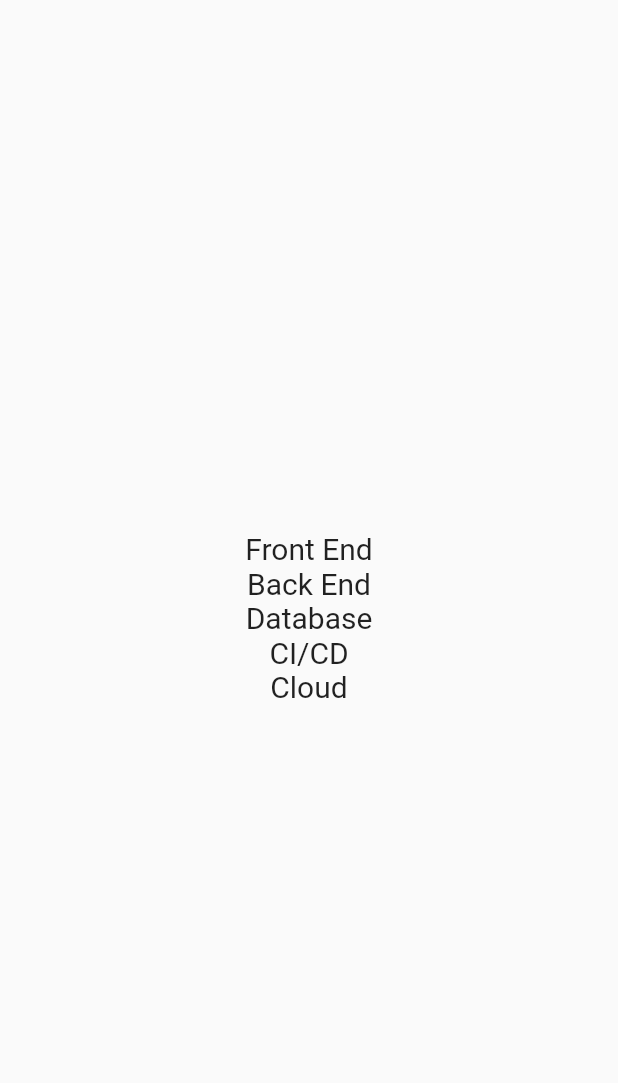
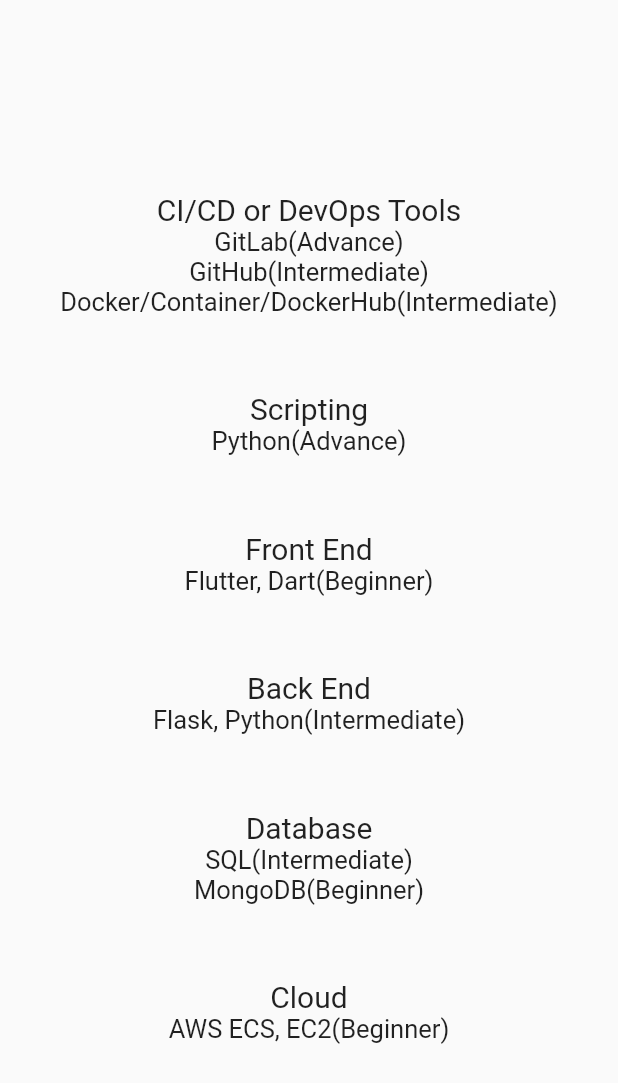
Before and after one commit to ludesdeveloper/seskiramadhancv, a Flutter app: the SkillsPage widget shown alone on an empty page, opened directly, on a phone screen of 412 x 824 dp. Shown: the top 1083 px of the screen. Run offline on Flutter 3.47's test engine with Material 2 defaults, Android fonts, the light colour scheme and no system bars; our stand-ins replace get.

Commit message:
update ui

```diff
--- a/lib/main.dart
+++ b/lib/main.dart
@@ -14,17 +14,18 @@
     return GetMaterialApp(
       debugShowCheckedModeBanner: false,
       home: Scaffold(
-        body: HomePage(),
-        // Center(
-        //   child: RaisedButton(
-        //     onPressed: () {
-        //       Get.offAll(HomePage());
-        //       Get.snackbar("Welcome Message",
-        //           "Hi, My Name is Seski Ramadhan, nice to know that you access this web");
-        //     },
-        //     child: Text('Start Here'),
-        //   ),
-        // ),
+        body:
+            // HomePage(),
+            Center(
+          child: RaisedButton(
+            onPressed: () {
+              Get.offAll(HomePage());
+              Get.snackbar("Welcome Message",
+                  "Hi, My Name is Seski Ramadhan, nice to know that you access this web");
+            },
+            child: Text('Start Here'),
+          ),
+        ),
       ),
     );
   }
--- a/lib/views/projects_page.dart
+++ b/lib/views/projects_page.dart
@@ -127,9 +127,6 @@
           Align(
               alignment: Alignment.center,
               child: Text('Performing RESTfull API to use by GR')),
-          SizedBox(
-            height: 50,
-          ),
         ],
       ),
     );
--- a/lib/views/skills_page.dart
+++ b/lib/views/skills_page.dart
@@ -4,14 +4,75 @@
   @override
   Widget build(BuildContext context) {
     return Center(
-        child: Column(
-      mainAxisAlignment: MainAxisAlignment.center,
+        child: ListView(
+      shrinkWrap: true,
       children: [
-        Text('Front End', style: TextStyle(fontSize: 20)),
-        Text('Back End', style: TextStyle(fontSize: 20)),
-        Text('Database', style: TextStyle(fontSize: 20)),
-        Text('CI/CD', style: TextStyle(fontSize: 20)),
-        Text('Cloud', style: TextStyle(fontSize: 20)),
+        Align(
+            alignment: Alignment.center,
+            child:
+                Text('CI/CD or DevOps Tools', style: TextStyle(fontSize: 20))),
+        Align(
+            alignment: Alignment.center,
+            child: Text('GitLab(Advance)', style: TextStyle(fontSize: 17))),
+        Align(
+            alignment: Alignment.center,
+            child:
+                Text('GitHub(Intermediate)', style: TextStyle(fontSize: 17))),
+        Align(
+            alignment: Alignment.center,
+            child: Text('Docker/Container/DockerHub(Intermediate)',
+                style: TextStyle(fontSize: 17))),
+        SizedBox(
+          height: 50,
+        ),
+        Align(
+            alignment: Alignment.center,
+            child: Text('Scripting', style: TextStyle(fontSize: 20))),
+        Align(
+            alignment: Alignment.center,
+            child: Text('Python(Advance)', style: TextStyle(fontSize: 17))),
+        SizedBox(
+          height: 50,
+        ),
+        Align(
+            alignment: Alignment.center,
+            child: Text('Front End', style: TextStyle(fontSize: 20))),
+        Align(
+            alignment: Alignment.center,
+            child: Text('Flutter, Dart(Beginner)',
+                style: TextStyle(fontSize: 17))),
+        SizedBox(
+          height: 50,
+        ),
+        Align(
+            alignment: Alignment.center,
+            child: Text('Back End', style: TextStyle(fontSize: 20))),
+        Align(
+            alignment: Alignment.center,
+            child: Text('Flask, Python(Intermediate)',
+                style: TextStyle(fontSize: 17))),
+        SizedBox(
+          height: 50,
+        ),
+        Align(
+            alignment: Alignment.center,
+            child: Text('Database', style: TextStyle(fontSize: 20))),
+        Align(
+            alignment: Alignment.center,
+            child: Text('SQL(Intermediate)', style: TextStyle(fontSize: 17))),
+        Align(
+            alignment: Alignment.center,
+            child: Text('MongoDB(Beginner)', style: TextStyle(fontSize: 17))),
+        SizedBox(
+          height: 50,
+        ),
+        Align(
+            alignment: Alignment.center,
+            child: Text('Cloud', style: TextStyle(fontSize: 20))),
+        Align(
+            alignment: Alignment.center,
+            child:
+                Text('AWS ECS, EC2(Beginner)', style: TextStyle(fontSize: 17))),
       ],
     ));
   }
```
